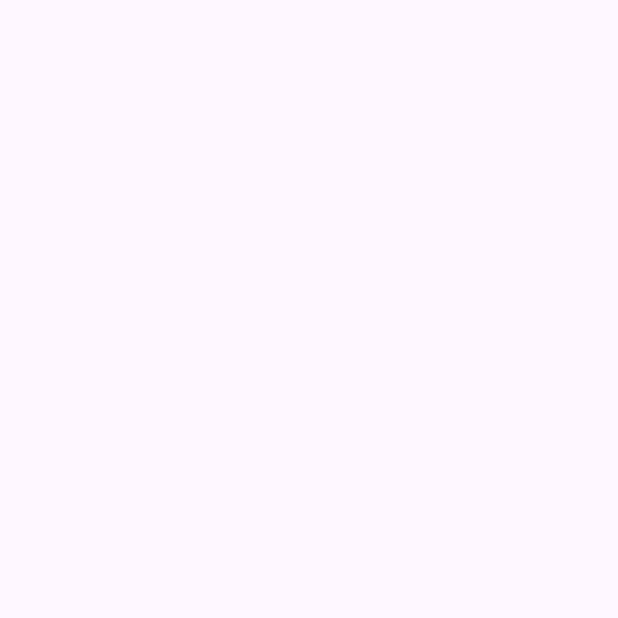
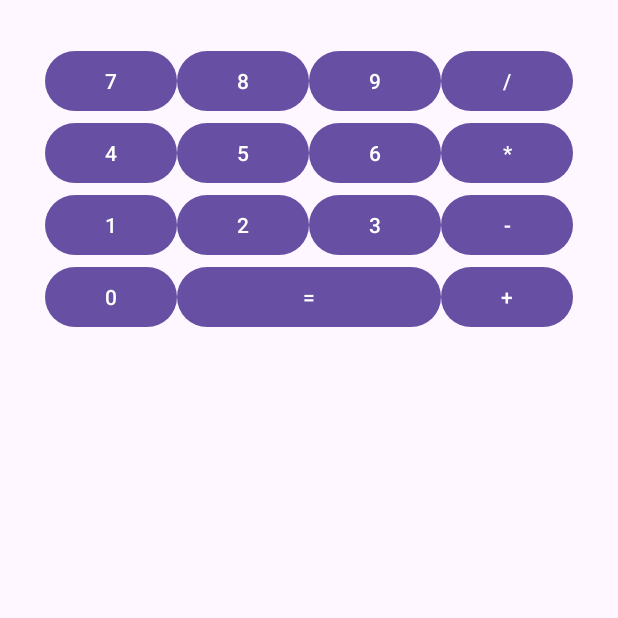
Before and after one commit to CharlsMikhail/PPDM-Practicas, an Android app: the screen it shows after launch (MainActivity), on a phone screen of 412 x 824 dp, the top half of it. Before the commit the part shown is empty. Run offline under Robolectric (Android 15) with nearby library versions, the phone set to English and light mode, and no system bars.

Commit message:
update activity_main.xml, se implemento los botones en la interfaz grafica.

```diff
--- a/PRACTICA 3/2_CalculadoraBasica/app/src/main/res/layout/activity_main.xml
+++ b/PRACTICA 3/2_CalculadoraBasica/app/src/main/res/layout/activity_main.xml
@@ -10,4 +10,117 @@
     android:gravity="center"
     tools:context=".MainActivity">
 
+    <GridLayout
+        android:layout_width="match_parent"
+        android:layout_height="wrap_content"
+        android:columnCount="4"
+        android:rowCount="5">
+
+        <Button
+            android:id="@+id/btn_7"
+            android:layout_width="wrap_content"
+            android:layout_height="wrap_content"
+            android:layout_gravity="center"
+            android:text="@string/btn_7" />
+
+        <Button
+            android:id="@+id/btn_8"
+            android:layout_width="wrap_content"
+            android:layout_height="wrap_content"
+            android:layout_gravity="center"
+            android:text="@string/btn_8" />
+
+        <Button
+            android:id="@+id/btn_9"
+            android:layout_width="wrap_content"
+            android:layout_height="wrap_content"
+            android:layout_gravity="center"
+            android:text="@string/btn_9" />
+
+        <Button
+            android:id="@+id/btn_div"
+            android:layout_width="wrap_content"
+            android:layout_height="wrap_content"
+            android:layout_gravity="center"
+            android:text="@string/btn_divide" />
+
+        <Button
+            android:id="@+id/btn_4"
+            android:layout_width="wrap_content"
+            android:layout_height="wrap_content"
+            android:layout_gravity="center"
+            android:text="@string/btn_4" />
+
+        <Button
+            android:id="@+id/btn_5"
+            android:layout_width="wrap_content"
+            android:layout_height="wrap_content"
+            android:layout_gravity="center"
+            android:text="@string/btn_5" />
+
+        <Button
+            android:id="@+id/btn_6"
+            android:layout_width="wrap_content"
+            android:layout_height="wrap_content"
+            android:layout_gravity="center"
+            android:text="@string/btn_6" />
+
+        <Button
+            android:id="@+id/btn_mul"
+            android:layout_width="wrap_content"
+            android:layout_height="wrap_content"
+            android:layout_gravity="center"
+            android:text="@string/btn_multiply" />
+
+        <Button
+            android:id="@+id/btn_1"
+            android:layout_width="wrap_content"
+            android:layout_height="wrap_content"
+            android:layout_gravity="center"
+            android:text="@string/btn_1" />
+
+        <Button
+            android:id="@+id/btn_2"
+            android:layout_width="wrap_content"
+            android:layout_height="wrap_content"
+            android:layout_gravity="center"
+            android:text="@string/btn_2" />
+
+        <Button
+            android:id="@+id/btn_3"
+            android:layout_width="wrap_content"
+            android:layout_height="wrap_content"
+            android:layout_gravity="center"
+            android:text="@string/btn_3" />
+
+        <Button
+            android:id="@+id/btn_res"
+            android:layout_width="wrap_content"
+            android:layout_height="wrap_content"
+            android:layout_gravity="center"
+            android:text="@string/btn_subtract" />
+
+        <Button
+            android:id="@+id/btn_0"
+            android:layout_width="wrap_content"
+            android:layout_height="wrap_content"
+            android:text="@string/btn_0" />
+
+
+        <Button
+            android:id="@+id/btn_equal"
+            android:layout_width="wrap_content"
+            android:layout_height="wrap_content"
+            android:layout_columnSpan="2"
+            android:layout_gravity="fill_horizontal"
+            android:text="@string/btn_equal" />
+
+        <Button
+            android:id="@+id/btn_sum"
+            android:layout_width="wrap_content"
+            android:layout_height="wrap_content"
+            android:text="@string/btn_add" />
+
+    </GridLayout>
+
 </LinearLayout>
```
